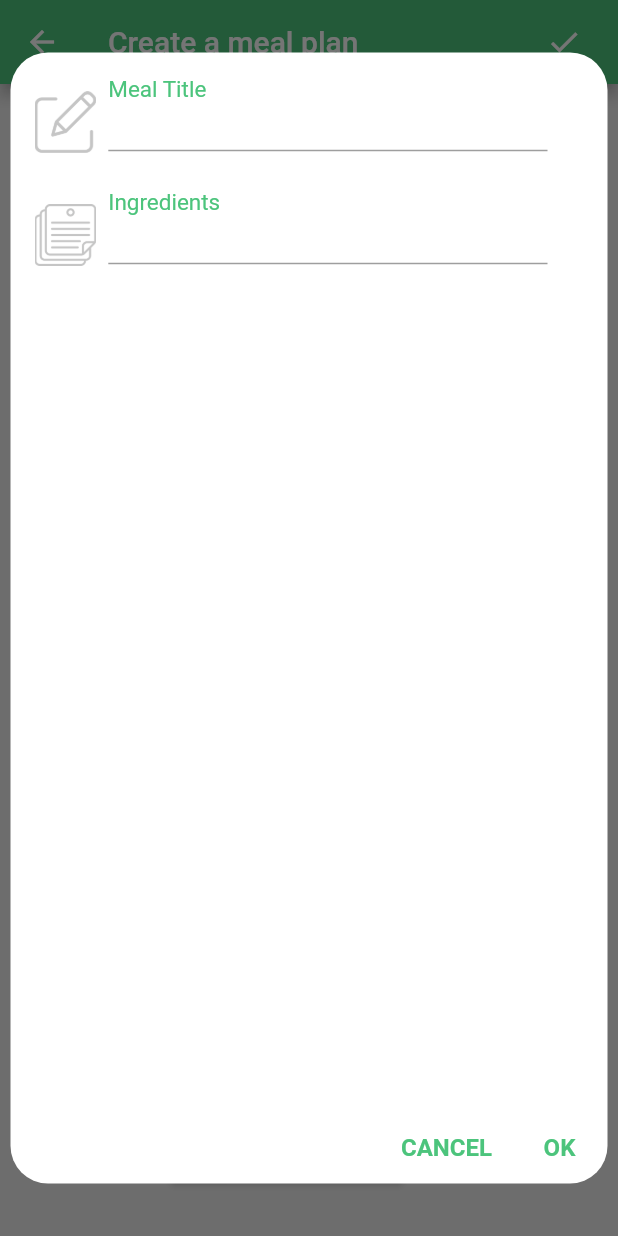
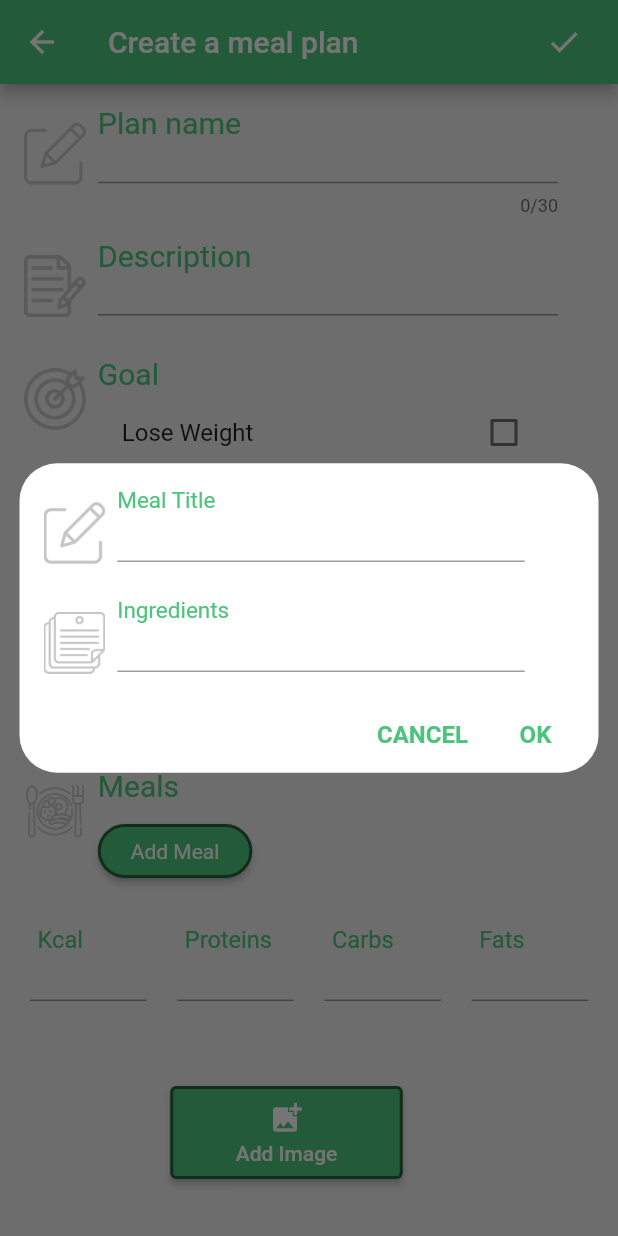
Before and after one commit to Technion236272/2022b-YourFitnessGuide, a Flutter app: the MealPlanScreen screen opened by its route, after a tap on "Add Meal", on a phone screen of 412 x 824 dp. Run offline on Flutter 3.47's test engine with Material 2 defaults, Android fonts, the phone set to English and light mode, and no system bars; our stand-ins replace cloud_firestore, firebase_auth, firebase_core, firebase_storage, flutter_speed_dial, font_awesome_flutter and 4 more; missing offline and left inert: flutter_facebook_auth; accounts and stored records are empty.

Commit message:
bugfix/change-size-meals-view

```diff
--- a/lib/Screens/PostsScreens/mealPlanScreen.dart
+++ b/lib/Screens/PostsScreens/mealPlanScreen.dart
@@ -340,13 +340,14 @@ class _MealPlanScreenState extends State<MealPlanScreen> {
             )),
         Expanded(
           flex: 1,
+          child: Padding(
+              padding: EdgeInsets.fromLTRB(0,0,iconSize,0),
               child: TextField(
                 controller: mealNameController,
                 textAlign: TextAlign.left,
                 decoration: const InputDecoration(
                   contentPadding: EdgeInsets.only(bottom: 5),
                   label: Text("Meal Title"),
-              hintStyle: TextStyle(height: 1, fontSize: 16, color: Colors.grey),
                   labelStyle: TextStyle(
                     color: appTheme,
                     fontSize: 20,
@@ -354,6 +355,7 @@ class _MealPlanScreenState extends State<MealPlanScreen> {
                   ),
                   floatingLabelBehavior: FloatingLabelBehavior.always,
                 ),
+              )
           ),
         ),
       ],
@@ -375,6 +377,8 @@ class _MealPlanScreenState extends State<MealPlanScreen> {
             )),
         Expanded(
           flex: 8,
+          child: Padding(
+            padding: EdgeInsets.fromLTRB(0,0,iconSize,0),
             child: TextField(
               minLines: 1,
               maxLines: 8,
@@ -393,6 +397,7 @@ class _MealPlanScreenState extends State<MealPlanScreen> {
                 floatingLabelBehavior: FloatingLabelBehavior.always,
               ),
             ),
+          )
         ),
       ],
     );
@@ -611,7 +616,7 @@ class _MealPlanScreenState extends State<MealPlanScreen> {
       context: context,
       builder: (BuildContext context) {
         return Padding(
-          padding: const EdgeInsets.fromLTRB(2, 30, 2, 30),
+          padding: const EdgeInsets.all(8),//(2, 30, 2, 30),
           child: Dialog(
               insetPadding: const EdgeInsets.all(5),
               shape: RoundedRectangleBorder(
@@ -619,6 +624,7 @@ class _MealPlanScreenState extends State<MealPlanScreen> {
               ),
               elevation: 0,
               child: Column(
+                  mainAxisSize: MainAxisSize.min,
                   mainAxisAlignment: MainAxisAlignment.start,
                   crossAxisAlignment: CrossAxisAlignment.start,
                   children: <Widget>[
@@ -626,15 +632,15 @@ class _MealPlanScreenState extends State<MealPlanScreen> {
                       height: height * 0.012,
                     ),
                     Container(
-                      padding: const EdgeInsets.fromLTRB(8, 8, 40, 10),
+                      padding: const EdgeInsets.fromLTRB(8, 8, 8, 8),
                       child: _buildMealName(height),
                     ),
                     Container(
-                      padding: const EdgeInsets.fromLTRB(8, 8, 40, 10),
+                      padding: const EdgeInsets.fromLTRB(8, 8, 8, 8),
                       child: _buildContents(height),
                     ),
-                    Expanded(
-                      flex: 1,
+                    Padding(
+                      padding: const EdgeInsets.symmetric(vertical: 1, horizontal: 10),
                       child: Row(
                           mainAxisAlignment: MainAxisAlignment.end,
                           crossAxisAlignment: CrossAxisAlignment.end,
@@ -666,7 +672,7 @@ class _MealPlanScreenState extends State<MealPlanScreen> {
                             )),
                             TextButton(
                               onPressed: () {
-                                // todo if we dont add anything
+                                // todo if we don't add anything
                                 if (index == -1) {
                                   if (mealNameController.text.toString() !=
                                       "") {
--- a/lib/Screens/ViewPostScreens/viewBlogPost.dart
+++ b/lib/Screens/ViewPostScreens/viewBlogPost.dart
@@ -191,19 +191,17 @@ class _ViewBlogPostScreenState extends State<ViewBlogPostScreen> {
             thickness: 1,
             color: Colors.black45,
           ),
-          //const SizedBox(height: 5),
           (post_data!['image_url'] != null
               ? ClipRRect(
                   //borderRadius: BorderRadius.circular(10),
                   child: Image.network(
                     post_data!['image_url']!,
-                    height: 500,
+                    //height: 400,
                     width: MediaQuery.of(context).size.width,
                     fit: BoxFit.cover,
                   ),
                 )
               : const Padding(padding: EdgeInsets.all(0))),
-        //const SizedBox(height:5),
             post_data!['image_url'] != null
             ? Divider(
               height: height * 0.00001,
--- a/lib/Screens/ViewPostScreens/viewWorkoutPost.dart
+++ b/lib/Screens/ViewPostScreens/viewWorkoutPost.dart
@@ -340,7 +340,7 @@ class _ViewWorkoutScreenState extends State<ViewWorkoutScreen> {
                   //borderRadius: BorderRadius.circular(10),
                   child: Image.network(
                     post_data!['image_url']!,
-                    //height: 300,
+                    //height: 400,
                     width: MediaQuery.of(context).size.width,
                     fit: BoxFit.cover,
                   ),
```
Also changed, not shown: lib/Screens/ViewPostScreens/viewMealPlanPost.dart (+23 -11 lines), lib/Screens/timelineScreen.dart (+12 -9 lines), pubspec.yaml (+4 -3 lines). Lines whose indentation alone changed are shown as unchanged.
